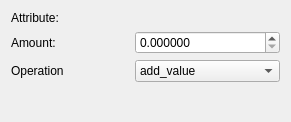
First picture: the form in lib/UIs/attribute.ui, repository JoelDaDev/mDirt, before the edit.
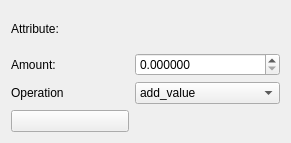
Second picture: the form after the edit. Icons and pictures are not drawn.

Commit message: ✨ Add UI for Archetype Attributes

```diff
--- a/lib/UIs/attribute.ui
+++ b/lib/UIs/attribute.ui
@@ -7,21 +7,31 @@
     <x>0</x>
     <y>0</y>
     <width>291</width>
-    <height>122</height>
+    <height>143</height>
    </rect>
   </property>
   <property name="windowTitle">
    <string>Form</string>
   </property>
   <layout class="QGridLayout" name="gridLayout">
-   <item row="2" column="0">
+   <item row="3" column="0">
     <widget class="QLabel" name="label_4">
      <property name="text">
       <string>Operation</string>
      </property>
     </widget>
    </item>
-   <item row="2" column="1">
+   <item row="5" column="0">
+    <widget class="QPushButton" name="attributeRemove">
+     <property name="text">
+      <string/>
+     </property>
+     <property name="icon">
+      <iconset theme="QIcon::ThemeIcon::ListRemove"/>
+     </property>
+    </widget>
+   </item>
+   <item row="3" column="1">
     <widget class="QComboBox" name="amountOperationBox">
      <item>
       <property name="text">
@@ -40,20 +50,6 @@
      </item>
     </widget>
    </item>
-   <item row="0" column="1">
-    <widget class="QLabel" name="attributeLabel">
-     <property name="text">
-      <string/>
-     </property>
-    </widget>
-   </item>
-   <item row="1" column="0">
-    <widget class="QLabel" name="label_3">
-     <property name="text">
-      <string>Amount:</string>
-     </property>
-    </widget>
-   </item>
    <item row="0" column="0">
     <widget class="QLabel" name="label">
      <property name="text">
@@ -61,25 +57,26 @@
      </property>
     </widget>
    </item>
-   <item row="1" column="1">
+   <item row="2" column="0">
+    <widget class="QLabel" name="label_3">
+     <property name="text">
+      <string>Amount:</string>
+     </property>
+    </widget>
+   </item>
+   <item row="2" column="1">
     <widget class="QDoubleSpinBox" name="amountSpinBox">
      <property name="decimals">
       <number>6</number>
      </property>
     </widget>
    </item>
-   <item row="3" column="0" colspan="2">
-    <spacer name="verticalSpacer">
-     <property name="orientation">
-      <enum>Qt::Orientation::Vertical</enum>
+   <item row="0" column="1">
+    <widget class="QLabel" name="attributeLabel">
+     <property name="text">
+      <string/>
      </property>
-     <property name="sizeHint" stdset="0">
-      <size>
-       <width>20</width>
-       <height>40</height>
-      </size>
-     </property>
-    </spacer>
+    </widget>
    </item>
   </layout>
  </widget>
```
The commit also changes 4 other files.
